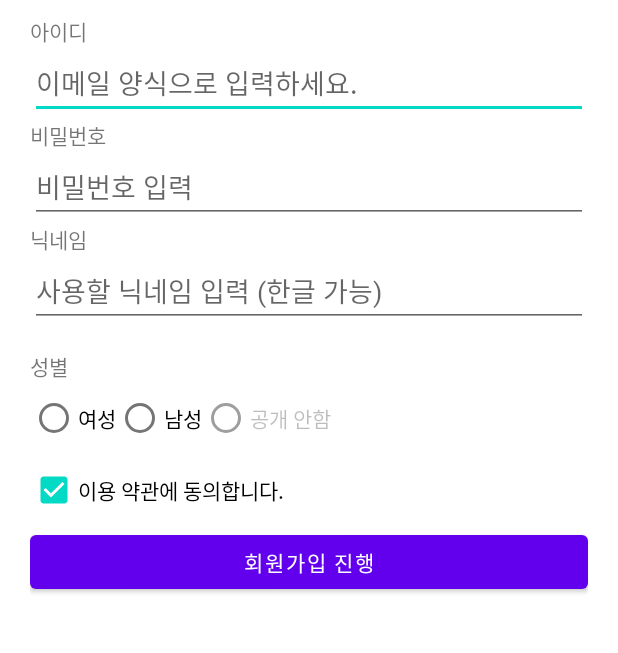
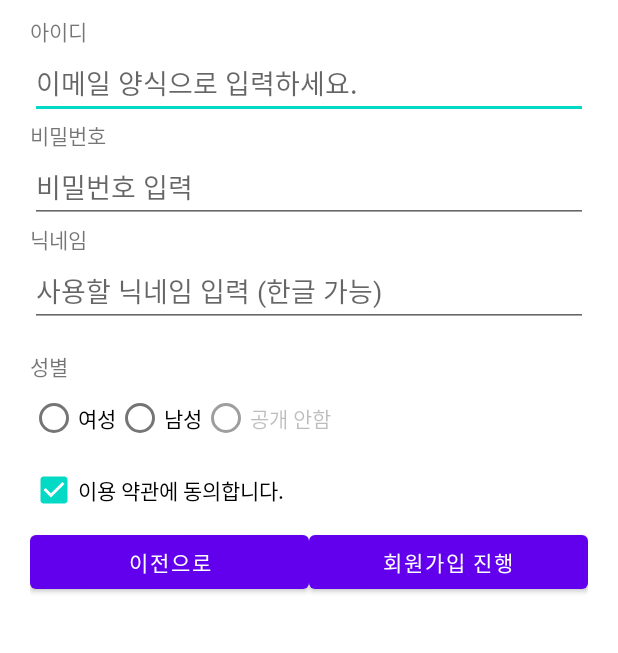
Before and after one commit to Eun-Hee/UIPractice_20210207, an Android app: the screen it shows after launch (MainActivity), on a phone screen of 412 x 824 dp, the part 294-947 px from its top. Run offline under Robolectric (Android 15) with nearby library versions, the phone set to English and light mode, and no system bars.

Commit message:
weight - 가로로 1:1로 2개의 버튼 나눠주기

```diff
--- a/app/src/main/res/layout/activity_main.xml
+++ b/app/src/main/res/layout/activity_main.xml
@@ -91,11 +91,26 @@
         android:visibility="gone"
         android:text="마케팅 등 수신 동의합니다." />
 
-
-    <Button
+    <LinearLayout
         android:layout_width="match_parent"
         android:layout_height="wrap_content"
-        android:text="회원가입 진행"/>
+        android:orientation="horizontal">
+
+        <Button
+            android:layout_width="0dp"
+            android:layout_height="wrap_content"
+            android:layout_weight="1"
+            android:text="이전으로"/>
+
+        <Button
+            android:layout_width="0dp"
+            android:layout_height="wrap_content"
+            android:layout_weight="1"
+            android:text="회원가입 진행"/>
+
+
+    </LinearLayout>
+
 
 
 
```
